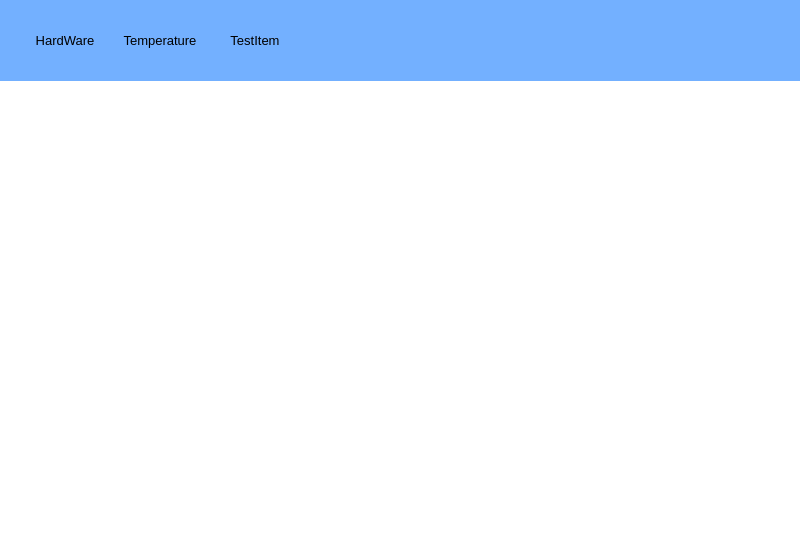
This is BLHardwareScaner/BLHardwareScaner/Ui/Main.ui in BurnellLiu/LiuProject as Qt 5 draws it before an edit. The edited form follows.
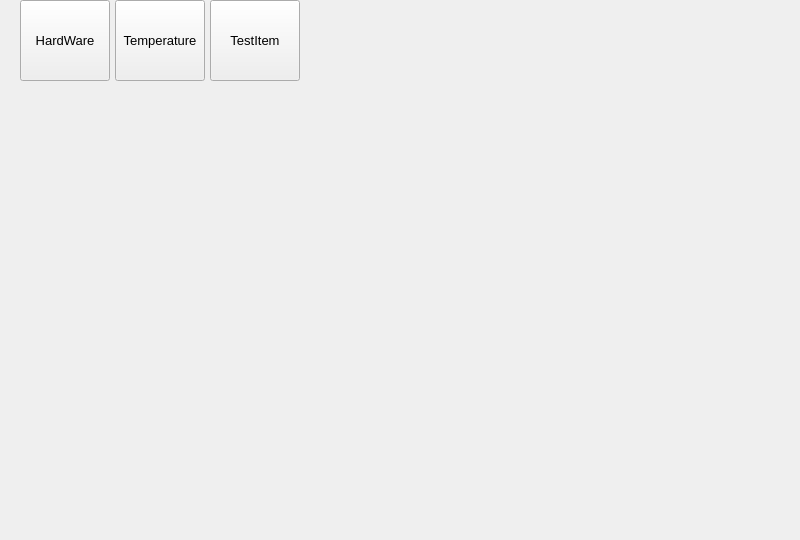
This is the edited form.

Diff of the .ui file:
```diff
--- a/BLHardwareScaner/BLHardwareScaner/Ui/Main.ui
+++ b/BLHardwareScaner/BLHardwareScaner/Ui/Main.ui
@@ -20,7 +20,7 @@
    <string>MainWindow</string>
   </property>
   <property name="styleSheet">
-   <string notr="true">background-color: rgb(115, 176, 255);</string>
+   <string notr="true"/>
   </property>
   <widget class="QWidget" name="centralWidget">
    <layout class="QVBoxLayout" name="verticalLayout_2">
@@ -64,14 +64,7 @@
            </font>
           </property>
           <property name="styleSheet">
-           <string notr="true">QToolButton#toolButtonHardware
-{
-	border-style: none;
-}
-QToolButton#toolButtonHardware:hover
-{
-    background-color: rgb(167, 205, 255)
-}</string>
+           <string notr="true"/>
           </property>
           <property name="text">
            <string>HardWare</string>
@@ -105,14 +98,7 @@
            </font>
           </property>
           <property name="styleSheet">
-           <string notr="true">QToolButton#toolButtonTempManagement
-{
-	border-style: none;
-}
-QToolButton#toolButtonTempManagement:hover
-{
-    background-color: rgb(167, 205, 255)
-}</string>
+           <string notr="true"/>
           </property>
           <property name="text">
            <string>Temperature</string>
@@ -140,14 +126,7 @@
            </font>
           </property>
           <property name="styleSheet">
-           <string notr="true">QToolButton#toolButtonTestItem
-{
-	border-style: none;
-}
-QToolButton#toolButtonTestItem:hover
-{
-    background-color: rgb(167, 205, 255)
-}</string>
+           <string notr="true"/>
           </property>
           <property name="text">
            <string>TestItem</string>
@@ -184,7 +163,7 @@
          </size>
         </property>
         <property name="styleSheet">
-         <string notr="true">background-color: rgb(255, 255, 255);</string>
+         <string notr="true"/>
         </property>
         <property name="lineWidth">
          <number>0</number>
```
Left out of the diff: 3 changed lines with no effect on the pictures.
